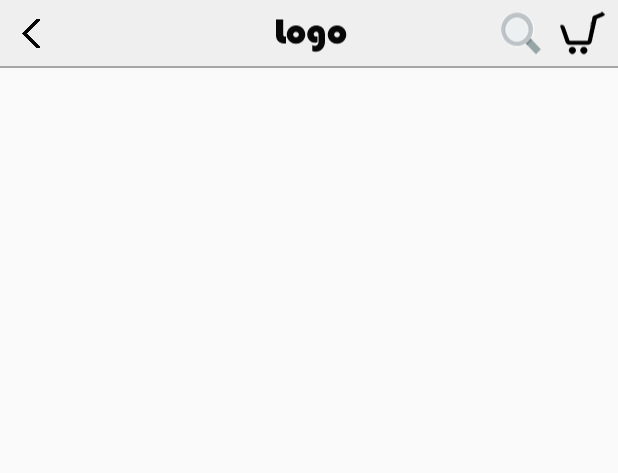
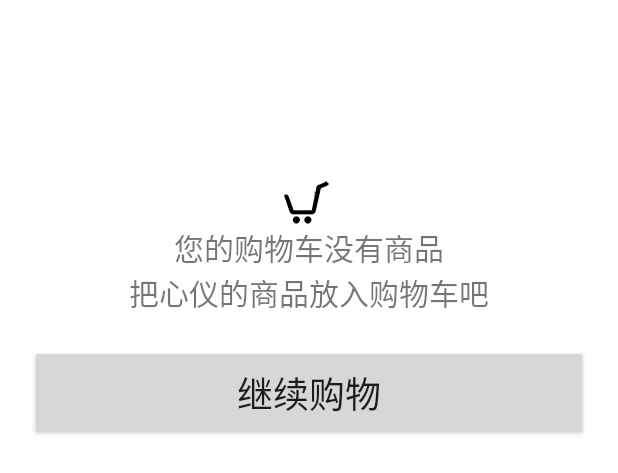
Before and after one commit to galenwest/B2CDemo, an Android app: the layout shopping_car.xml on its own in the app's theme, with its tools: preview values and no code run, on a phone screen of 412 x 824 dp. Shown: the top 473 px of the screen. Run offline under Robolectric (Android 15) with nearby library versions, the phone set to English and light mode, and no system bars.

Commit message:
do some change

```diff
--- a/app/src/main/AndroidManifest.xml
+++ b/app/src/main/AndroidManifest.xml
@@ -30,7 +30,7 @@
             android:screenOrientation="portrait" />
         <activity
             android:name=".ui.activity.SonActivity"
-            android:launchMode="singleTop"
+            android:launchMode="singleTask"
             android:screenOrientation="portrait" />
     </application>
 
--- a/app/src/main/java/client/enterprise/b2c/AppStart.java
+++ b/app/src/main/java/client/enterprise/b2c/AppStart.java
@@ -40,8 +40,7 @@ public class AppStart extends BaseActivity {
 
     private void redirectTo() {
         if (SharedUtil.getWelcomeBoolean(getBaseContext())) {
-            Intent intent = new Intent(this, MainActivity.class);
-            startActivity(intent);
+            MainActivity.actionStart(this, true);
         } else {
             Intent intent = new Intent(this, WelcomeGuideAut.class);
             startActivity(intent);
--- a/app/src/main/java/client/enterprise/b2c/ui/activity/WelcomeGuideAut.java
+++ b/app/src/main/java/client/enterprise/b2c/ui/activity/WelcomeGuideAut.java
@@ -79,8 +79,7 @@ public class WelcomeGuideAut extends BaseActivity {
 
     @OnClick(R.id.redirect_button)
     void redirectTo(View view) {
-        Intent intent = new Intent(this, MainActivity.class);
-        startActivity(intent);
+        MainActivity.actionStart(this, true);
         finish();
     }
 }
--- a/app/src/main/res/layout/shopping_car.xml
+++ b/app/src/main/res/layout/shopping_car.xml
@@ -1,26 +1,41 @@
 <?xml version="1.0" encoding="utf-8"?>
-<LinearLayout xmlns:android="http://schemas.android.com/apk/res/android"
-    xmlns:shopping="http://schemas.android.com/apk/res-auto"
+<ScrollView xmlns:android="http://schemas.android.com/apk/res/android"
     android:layout_width="match_parent"
     android:layout_height="match_parent"
-    android:orientation="vertical">
-
-    <client.enterprise.b2c.widget.TopBarSon
-        android:id="@+id/top_bar_son"
-        android:layout_width="match_parent"
-        android:layout_height="45dp"
-        shopping:oneImgSrc="@drawable/back_selector"
-        shopping:logoImgSrc="@mipmap/logo"
-        shopping:threeImgSrc="@mipmap/search_icon"
-        shopping:foreImgSrc="@mipmap/shopping"
-        shopping:foreVisibility="visible" />
+    android:background="@color/white">
 
     <FrameLayout
-        android:id="@+id/son_content"
         android:layout_width="match_parent"
-        android:layout_height="0dp"
-        android:layout_weight="1">
+        android:layout_height="match_parent">
 
+        <LinearLayout
+            android:id="@+id/no_goods"
+            android:layout_width="match_parent"
+            android:layout_height="match_parent"
+            android:orientation="vertical">
+
+            <ImageView
+                android:id="@+id/no_shopping"
+                android:layout_width="wrap_content"
+                android:layout_height="wrap_content"
+                android:layout_gravity="center"
+                android:paddingTop="120dp"
+                android:src="@mipmap/shopping"/>
+            <TextView
+                android:id="@+id/no_shopping_text"
+                android:layout_width="match_parent"
+                android:layout_height="wrap_content"
+                android:gravity="center"
+                android:textSize="20sp"
+                android:text="@string/no_goods_text"/>
+            <Button
+                android:id="@+id/go_shopping"
+                android:layout_width="match_parent"
+                android:layout_height="wrap_content"
+                android:layout_margin="20dp"
+                android:padding="14dp"
+                android:textSize="24sp"
+                android:text="@string/go_shopping"/>
+        </LinearLayout>
     </FrameLayout>
-
-</LinearLayout>
+</ScrollView>
--- a/app/src/main/res/values/strings.xml
+++ b/app/src/main/res/values/strings.xml
@@ -1,5 +1,7 @@
 <resources>
     <string name="app_name">B2C</string>
+    <string name="go_shopping">继续购物</string>
+    <string name="no_goods_text">您的购物车没有商品\n把心仪的商品放入购物车吧</string>
     <string name="redirect">点击进入</string>
     <string name="tip_double_click_exit">再次点击退出程序</string>
     <string name="main_home">首页</string>
--- /dev/null
+++ b/settings.gradle
@@ -0,0 +1 @@
+include ':app'
```
Also changed, not shown: app/src/main/java/client/enterprise/b2c/ui/activity/MainActivity.java (+24 -4 lines), app/src/main/java/client/enterprise/b2c/ui/activity/SonActivity.java (+15 -5 lines), app/src/main/java/client/enterprise/b2c/ui/fragment/ShoppingCar.java (added, +43 -0 lines), app/src/main/res/layout/activity_son.xml (added, +26 -0 lines), build.gradle (added, +23 -0 lines), gradle.properties (added, +18 -0 lines), gradle/wrapper/gradle-wrapper.properties (added), 4 other files.
